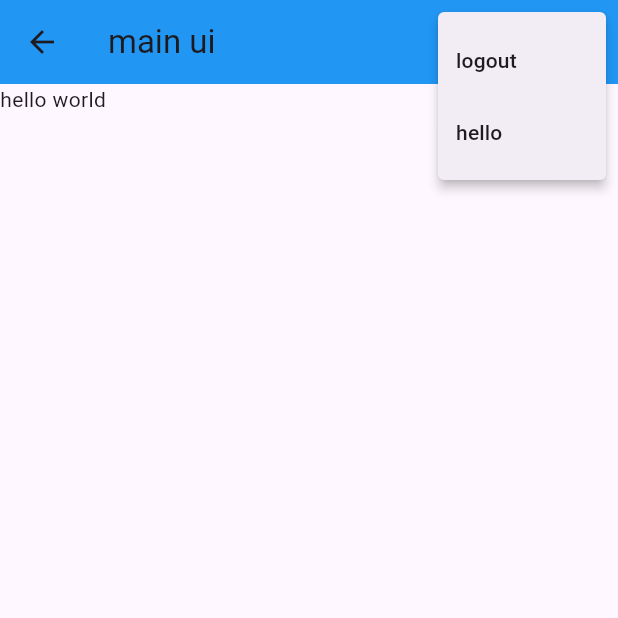
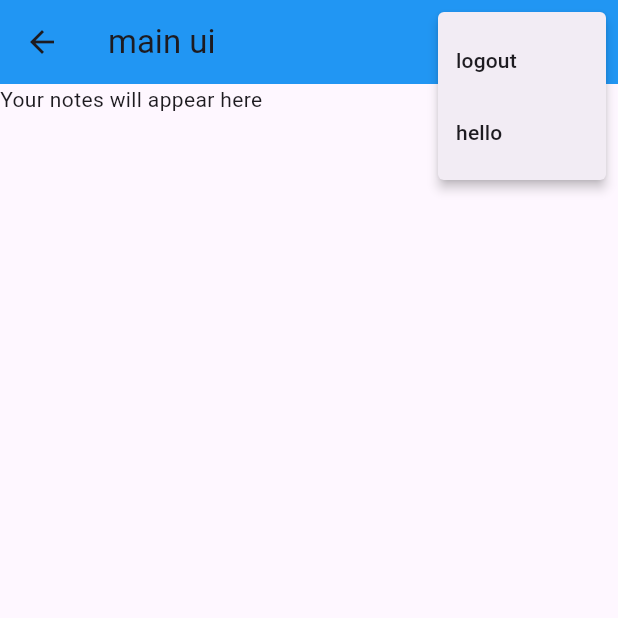
Before and after one commit to Eshan-Mishra/notes_app_flutter, a Flutter app: the NotesView screen opened by its route, after a tap on the "more vert" icon, on a phone screen of 412 x 824 dp, the top half of it. Run offline on Flutter 3.47's test engine with Material 3 defaults, Android fonts, the phone set to English and light mode, and no system bars; our stand-ins replace firebase_auth, firebase_core, sqflite; accounts and stored records are empty; network calls fail.

Commit message:
updated notes views and added singelton to notes services

```diff
--- a/lib/main.dart
+++ b/lib/main.dart
@@ -1,4 +1,3 @@
-// import 'dart:developer' as dev show log;
 import 'package:flutter/material.dart';
 import 'package:notes/services/auth/auth_services.dart';
 import 'package:notes/views/login_page.dart';
@@ -40,9 +39,9 @@ class HomePage extends StatelessWidget {
             if (user != null) {
               if (user.isEmailverified) {
                 return const NotesView();
-              }
-            } else {
+              }else {
               return const VerifyEmailView();
+            }
             }
             return const LoginPage();
           default:
--- a/lib/services/auth/auth_user.dart
+++ b/lib/services/auth/auth_user.dart
@@ -3,8 +3,15 @@ import 'package:flutter/widgets.dart';
 
 @immutable
 class AuthUser {
+  final String? email;
   final bool isEmailverified;
-  const AuthUser({required this.isEmailverified});
+  const AuthUser({
+    required this.isEmailverified,
+    required this.email,
+  });
 
-  factory AuthUser.fromFirebase(User user) => AuthUser(isEmailverified:  user.emailVerified);
+  factory AuthUser.fromFirebase(User user) => AuthUser(
+        isEmailverified: user.emailVerified,
+        email : user.email,
+      );
 }
--- a/lib/services/crud/notes_services.dart
+++ b/lib/services/crud/notes_services.dart
@@ -9,9 +9,13 @@ import 'package:path_provider/path_provider.dart';
 class NotesService {
   Database? _db;
   List<DataBaseNote> _notes = [];
+  static final NotesService _shared = NotesService._sharedInstance();
+  NotesService._sharedInstance();
+  factory NotesService() => _shared;
 
   final _notesStreamController =
       StreamController<List<DataBaseNote>>.broadcast();
+  Stream<List<DataBaseNote>> get allnotes => _notesStreamController.stream;
 
   Future<void> _chacheNotes() async {
     final allNotes = await getAllNotes();
@@ -31,6 +35,7 @@ class NotesService {
 //creation of user and all its functions needed
 
   Future<DatabaseUser> createUser({required String email}) async {
+    await _ensureDbIsOpen();
     final db = _getDatabaseOrThrow();
     final results = await db.query(
       userTable,
@@ -49,6 +54,7 @@ class NotesService {
   }
 
   Future<DatabaseUser> getUser({required String email}) async {
+    await _ensureDbIsOpen();
     final db = _getDatabaseOrThrow();
     final results = await db.query(
       userTable,
@@ -76,6 +82,7 @@ class NotesService {
   }
 
   Future<void> deleteUser({required String email}) async {
+    await _ensureDbIsOpen();
     final db = _getDatabaseOrThrow();
     final deletedCount = await db.delete(
       userTable,
@@ -91,6 +98,7 @@ class NotesService {
 //creation of notes and all its function
 
   Future<DataBaseNote> createNote({required DatabaseUser owner}) async {
+    await _ensureDbIsOpen();
     final db = _getDatabaseOrThrow();
 
     final dbUser = await getUser(email: owner.email);
@@ -117,6 +125,7 @@ class NotesService {
   }
 
   Future<DataBaseNote> getNotes({required int id}) async {
+    await _ensureDbIsOpen();
     final db = _getDatabaseOrThrow();
 
     final notes = await db.query(
@@ -142,6 +151,7 @@ class NotesService {
     required DataBaseNote note,
     required String text,
   }) async {
+    await _ensureDbIsOpen();
     final db = _getDatabaseOrThrow();
     final updateCount = await db.update(notesTable, {
       textCloumn: text,
@@ -159,12 +169,14 @@ class NotesService {
   }
 
   Future<Iterable<DataBaseNote>> getAllNotes() async {
+    await _ensureDbIsOpen();
     final db = _getDatabaseOrThrow();
     final notes = await db.query(notesTable);
     return notes.map((notesrow) => DataBaseNote.fromRow(notesrow));
   }
 
   Future<void> deleteNote({required int id}) async {
+    await _ensureDbIsOpen();
     final db = _getDatabaseOrThrow();
     final deleteCount = await db.delete(
       notesTable,
@@ -181,6 +193,7 @@ class NotesService {
   }
 
   Future<int> deleteAllNote() async {
+    await _ensureDbIsOpen();
     final db = _getDatabaseOrThrow();
     final numberOfDeletions = await db.delete(notesTable);
     _notes = [];
@@ -198,6 +211,12 @@ class NotesService {
       await db.close();
       _db = null;
     }
+  }
+
+  Future<void> _ensureDbIsOpen() async {
+    try {
+      await open();
+    } on DatabaseAlreadyOpenExcpetion {}
   }
 
   Future<void> open() async {
--- a/lib/views/notes_views.dart
+++ b/lib/views/notes_views.dart
@@ -2,6 +2,7 @@ import 'package:flutter/material.dart';
 import 'package:notes/constants/routes.dart';
 import 'package:notes/main.dart';
 import 'package:notes/services/auth/auth_services.dart';
+import 'package:notes/services/crud/notes_services.dart';
 
 class NotesView extends StatefulWidget {
   const NotesView({super.key});
@@ -11,6 +12,21 @@ class NotesView extends StatefulWidget {
 }
 
 class _NotesViewState extends State<NotesView> {
+  late final NotesService _notesService;
+  String get userEmail => AuthService.firebase().currentUser!.email!;
+
+  @override
+  void initState() {
+    _notesService = NotesService();
+    super.initState();
+  }
+
+  @override
+  void dispose() {
+    _notesService.close();
+    super.dispose();
+  }
+
   @override
   Widget build(BuildContext context) {
     return Scaffold(
@@ -27,23 +43,33 @@ class _NotesViewState extends State<NotesView> {
                     if (shouldlogOut) {
                       await AuthService.firebase().logOut();
                       if (!mounted) return;
-                    Navigator.of(context)
-                        .pushNamedAndRemoveUntil(loginroute, (route) => false);
+                      Navigator.of(context).pushNamedAndRemoveUntil(
+                          loginroute, (route) => false);
                     }
                     break;
                 }
               },
               itemBuilder: (context) {
                 return const [
-                PopupMenuItem(value: MenuAction.logout, child: Text('logout')),
+                  PopupMenuItem(
+                      value: MenuAction.logout, child: Text('logout')),
                   PopupMenuItem(child: Text("hello")),
                 ];
               },
             )
           ],
         ),
-      body: const Text("hello world"),
-    );
+        body: FutureBuilder(
+            future: _notesService.getOrCreateUSer(email: userEmail),
+            builder: (context, snapshot) {
+              switch (snapshot.connectionState) {
+
+                case ConnectionState.done:
+                  return Text('Your notes will appear here');
+                default:
+                  return const CircularProgressIndicator();
+              }
+            }));
   }
 }
 
```
Also changed, not shown: 1 other file. Lines whose indentation alone changed are shown as unchanged.
